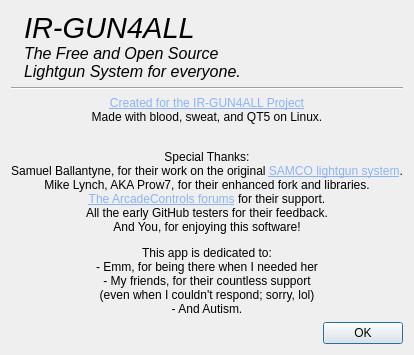
Before: the Qt Designer form about.ui in TeamOpenFIRE/OpenFIRE-App, drawn with Qt 5.
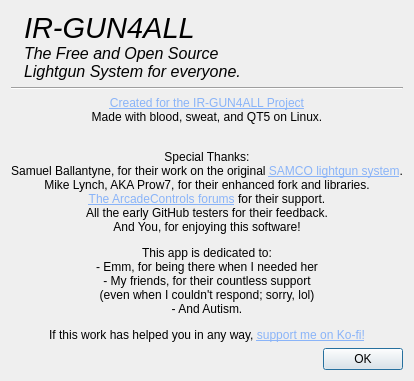
After: the same form once the commit is applied.

The edit to the form file:
```diff
--- a/about.ui
+++ b/about.ui
@@ -54,7 +54,7 @@
       </sizepolicy>
      </property>
      <property name="text">
-      <string>&lt;html&gt;&lt;head/&gt;&lt;body&gt;&lt;p align=&quot;center&quot;&gt;&lt;a href=&quot;https://github.com/SeongGino/ir-light-gun-plus&quot;&gt;&lt;span style=&quot; text-decoration: underline; color:#8ab4f8;&quot;&gt;Created for the IR-GUN4ALL Project&lt;br/&gt;&lt;/span&gt;&lt;/a&gt;Made with blood, sweat, and QT5 on Linux.&lt;br/&gt;&lt;/p&gt;&lt;p align=&quot;center&quot;&gt;Special Thanks:&lt;br/&gt;Samuel Ballantyne, for their work on the original &lt;a href=&quot;https://github.com/samuelballantyne/IR-Light-Gun&quot;&gt;&lt;span style=&quot; text-decoration: underline; color:#8ab4f8;&quot;&gt;SAMCO lightgun system&lt;/span&gt;&lt;/a&gt;.&lt;br/&gt;Mike Lynch, AKA Prow7, for their enhanced fork and libraries.&lt;br/&gt;&lt;a href=&quot;https://forum.arcadecontrols.com/index.php/board,20.0.html&quot;&gt;&lt;span style=&quot; text-decoration: underline; color:#8ab4f8;&quot;&gt;The ArcadeControls forums&lt;/span&gt;&lt;/a&gt; for their support.&lt;br/&gt;All the early GitHub testers for their feedback.&lt;br/&gt;And You, for enjoying this software!&lt;/p&gt;&lt;p align=&quot;center&quot;&gt;This app is dedicated to:&lt;br/&gt;- Emm, for being there when I needed her&lt;br/&gt;- My friends, for their countless support&lt;br/&gt;(even when I couldn't respond; sorry, lol)&lt;br/&gt;- And Autism.&lt;/p&gt;&lt;/body&gt;&lt;/html&gt;</string>
+      <string>&lt;html&gt;&lt;head/&gt;&lt;body&gt;&lt;p align=&quot;center&quot;&gt;&lt;a href=&quot;https://github.com/SeongGino/ir-light-gun-plus&quot;&gt;&lt;span style=&quot; text-decoration: underline; color:#8ab4f8;&quot;&gt;Created for the IR-GUN4ALL Project&lt;br/&gt;&lt;/span&gt;&lt;/a&gt;Made with blood, sweat, and QT5 on Linux.&lt;br/&gt;&lt;/p&gt;&lt;p align=&quot;center&quot;&gt;Special Thanks:&lt;br/&gt;Samuel Ballantyne, for their work on the original &lt;a href=&quot;https://github.com/samuelballantyne/IR-Light-Gun&quot;&gt;&lt;span style=&quot; text-decoration: underline; color:#8ab4f8;&quot;&gt;SAMCO lightgun system&lt;/span&gt;&lt;/a&gt;.&lt;br/&gt;Mike Lynch, AKA Prow7, for their enhanced fork and libraries.&lt;br/&gt;&lt;a href=&quot;https://forum.arcadecontrols.com/index.php/board,20.0.html&quot;&gt;&lt;span style=&quot; text-decoration: underline; color:#8ab4f8;&quot;&gt;The ArcadeControls forums&lt;/span&gt;&lt;/a&gt; for their support.&lt;br/&gt;All the early GitHub testers for their feedback.&lt;br/&gt;And You, for enjoying this software!&lt;/p&gt;&lt;p align=&quot;center&quot;&gt;This app is dedicated to:&lt;br/&gt;- Emm, for being there when I needed her&lt;br/&gt;- My friends, for their countless support&lt;br/&gt;(even when I couldn't respond; sorry, lol)&lt;br/&gt;- And Autism.&lt;/p&gt;&lt;p align=&quot;center&quot;&gt;If this work has helped you in any way, &lt;a href=&quot;https://ko-fi.com/thatoneseong&quot;&gt;&lt;span style=&quot; text-decoration: underline; color:#8ab4f8;&quot;&gt;support me on Ko-fi!&lt;/span&gt;&lt;/a&gt;&lt;/p&gt;&lt;/body&gt;&lt;/html&gt;</string>
      </property>
     </widget>
    </item>
```
